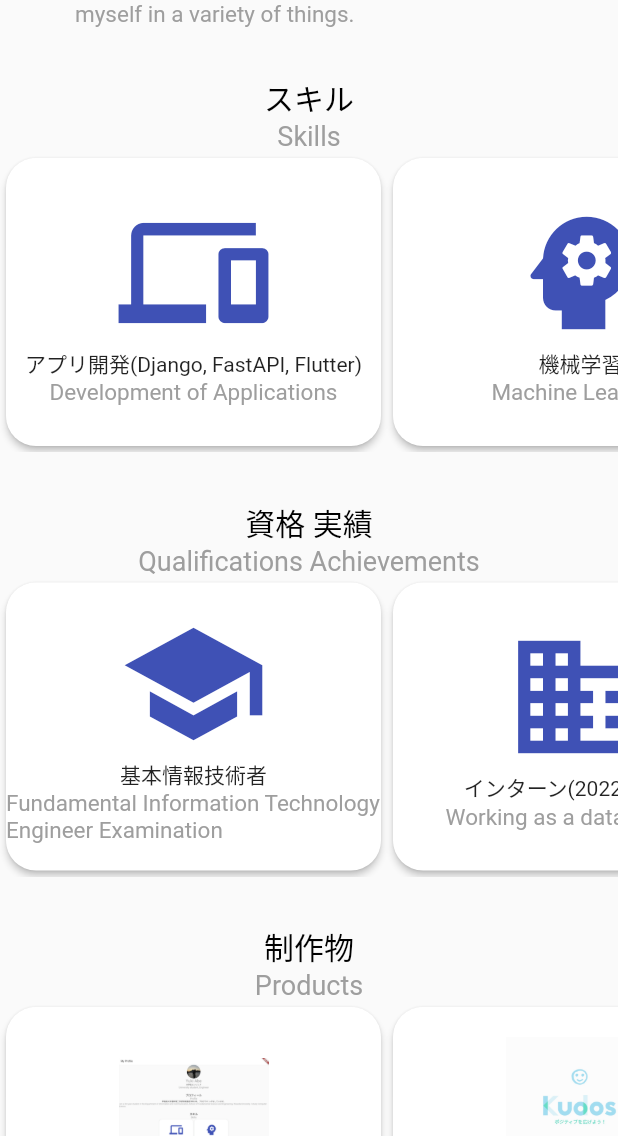
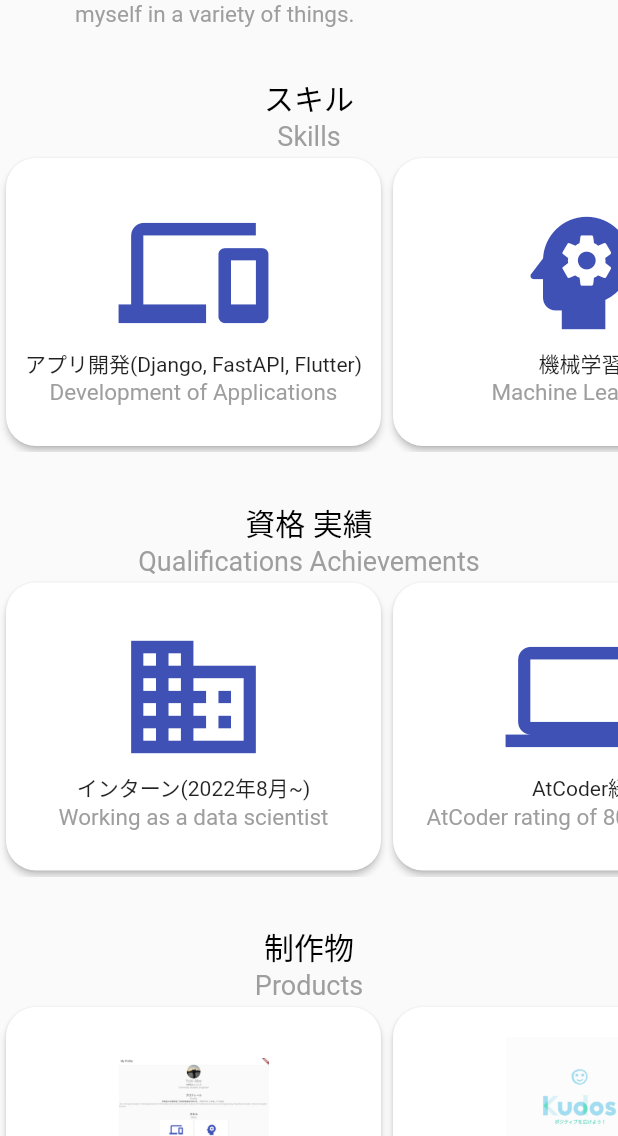
Before and after one commit to 1022yuki/flutter-website, a Flutter app: the screen it shows after launch, scrolled down 576 dp, on a phone screen of 412 x 824 dp, the part 100-1236 px from its top. Run offline on Flutter 3.47's test engine with Material 2 defaults, Android fonts, the light colour scheme and no system bars; our stand-ins replace flutter_hooks.

Commit message:
URLの修正

```diff
--- a/lib/main.dart
+++ b/lib/main.dart
@@ -250,34 +250,34 @@
                 child: ListView(
                   scrollDirection: Axis.horizontal,
                   children: [
-                    Card(
-                      shape: RoundedRectangleBorder(
-                        borderRadius: BorderRadius.circular(/*角の丸み*/20),
-                      ),
-                      elevation: 2,
-                      child: Container(
-                        child: Column(
-                          mainAxisAlignment: MainAxisAlignment.center,
-                          children: [
-                            Icon(
-                              Icons.school,
-                              size: 100,
-                              color: Colors.indigo,
-                            ),
-                            Text("基本情報技術者"),
-                            Text(
-                              'Fundamental Information Technology Engineer Examination',
-                              style: TextStyle(
-                                fontSize: 15,
-                                color: Colors.grey,
-                              ),
-                            ),
-                          ]
-                        ),
-                        width: 250,
-                      ),
-                      color: Colors.white,
-                    ),
+                    // Card(
+                    //   shape: RoundedRectangleBorder(
+                    //     borderRadius: BorderRadius.circular(/*角の丸み*/20),
+                    //   ),
+                    //   elevation: 2,
+                    //   child: Container(
+                    //     child: Column(
+                    //       mainAxisAlignment: MainAxisAlignment.center,
+                    //       children: [
+                    //         Icon(
+                    //           Icons.school,
+                    //           size: 100,
+                    //           color: Colors.indigo,
+                    //         ),
+                    //         Text("基本情報技術者"),
+                    //         Text(
+                    //           'Fundamental Information Technology Engineer Examination',
+                    //           style: TextStyle(
+                    //             fontSize: 15,
+                    //             color: Colors.grey,
+                    //           ),
+                    //         ),
+                    //       ]
+                    //     ),
+                    //     width: 250,
+                    //   ),
+                    //   color: Colors.white,
+                    // ),
                     Card(
                       shape: RoundedRectangleBorder(
                         borderRadius: BorderRadius.circular(/*角の丸み*/20),
@@ -609,7 +609,7 @@
                     onPressed: () {
                       _urlLaunchWithStringButton.launchUriWithString(
                         context,
-                        "https://twitter.com/hayaoki_haya",
+                        "https://twitter.com/kabekun_",
                       );
                     },
                   ),
```
Also changed, not shown: 4 other files.
